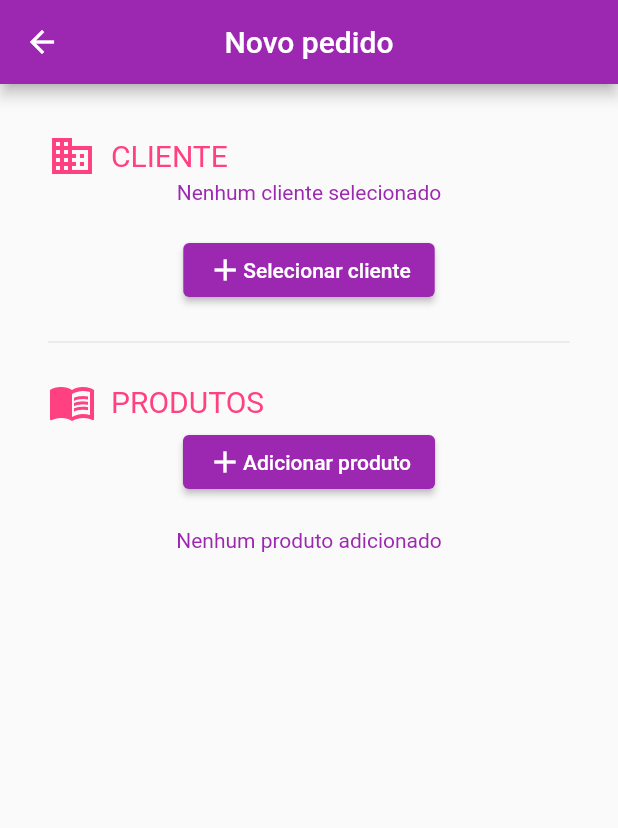
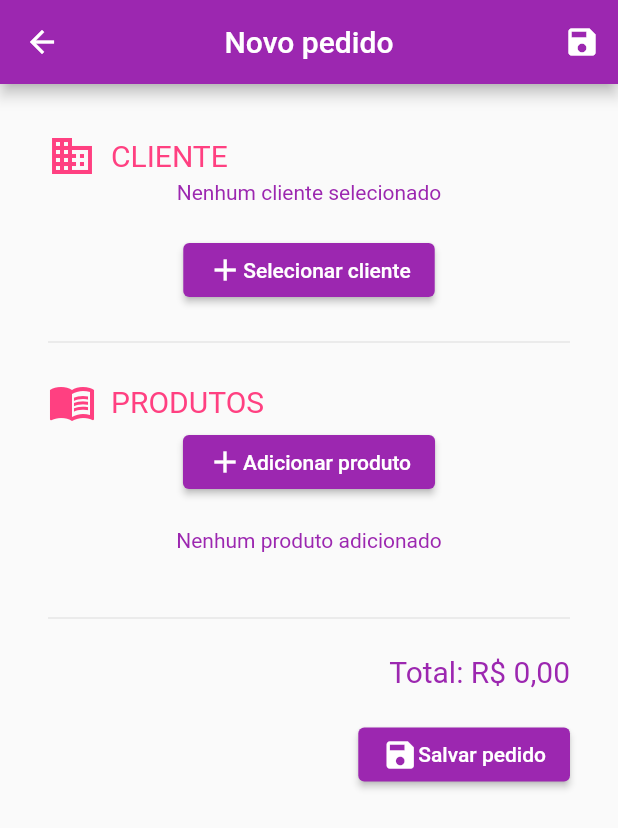
Before and after one commit to victorwolff39/mercos_challenge, a Flutter app: the NewOrderScreen screen opened by its route, on a phone screen of 412 x 824 dp. Shown: the top 828 px of the screen. Run offline on Flutter 3.47's test engine with Material 2 defaults, Android fonts, the phone set to English and light mode, and no system bars; our stand-ins replace firebase_auth, firebase_core, flutter_masked_text, fluttertoast; accounts and stored records are empty.

Commit message:
Adicionado botão para salvar o pedido.

```diff
--- a/lib/ui/screens/new_order_screen.dart
+++ b/lib/ui/screens/new_order_screen.dart
@@ -13,6 +13,7 @@ class _NewOrderScreenState extends State<NewOrderScreen> {
       appBar: AppBar(
         title: Text("Novo pedido"),
         centerTitle: true,
+        actions: [IconButton(icon: Icon(Icons.save), onPressed: () {})],
       ),
       body: NewOrderForm(),
     );
--- a/lib/ui/widgets/order/new_order_form.dart
+++ b/lib/ui/widgets/order/new_order_form.dart
@@ -1,4 +1,5 @@
 import 'package:flutter/material.dart';
+import 'package:intl/intl.dart';
 import 'package:flutter/rendering.dart';
 import 'package:fluttertoast/fluttertoast.dart';
 import 'package:mercos_challenge/models/client.dart';
@@ -16,6 +17,8 @@ class NewOrderForm extends StatefulWidget {
 class _NewOrderFormState extends State<NewOrderForm> {
   Client client;
   List<OrderItem> orderItems = [];
+  Order order;
+  double orderTotal = 0;
 
   void selectClient(Client selectedClient) {
     setState(() {
@@ -72,10 +75,38 @@ class _NewOrderFormState extends State<NewOrderForm> {
         if (!isPresent) {
           setState(() {
             orderItems.add(orderItem);
+            totalItems();
           });
         }
       }
     });
+  }
+
+  void saveOrder() {
+    if (client == null) {
+      Fluttertoast.showToast(msg: "Nenhum cliente selecionado.");
+    } else if (orderItems.length <= 0) {
+      Fluttertoast.showToast(msg: "O pedido não contém nenhum item.");
+    } else {
+      order = Order(
+        client: client,
+        items: orderItems,
+        total: totalItems(),
+      );
+    }
+  }
+
+  double totalItems() {
+    orderTotal = 0;
+    this.orderItems.forEach((element) {
+      orderTotal = orderTotal + element.price;
+    });
+    return orderTotal;
+  }
+
+  String formattedTotal(double total) {
+    final formatCurrency = new NumberFormat.simpleCurrency(locale: 'pt_BR');
+    return formatCurrency.format(total).toString();
   }
 
   @override
@@ -121,6 +152,33 @@ class _NewOrderFormState extends State<NewOrderForm> {
                   )
                 ],
               ),
+              divider(),
+              Column(
+                crossAxisAlignment: CrossAxisAlignment.end,
+                children: [
+                  Text("Total: ${formattedTotal(orderTotal)}", style: TextStyle(
+                    color: Theme.of(context).primaryColor,
+                    fontSize: 20
+                  )),
+                  SizedBox(height: 20),
+                  Row(
+                    mainAxisAlignment: MainAxisAlignment.end,
+                    children: [
+                      FittedBox(
+                        child: ElevatedButton(
+                          child: Row(
+                            children: [
+                              Icon(Icons.save),
+                              Text("Salvar pedido")
+                            ],
+                          ),
+                          onPressed: () => saveOrder(),
+                        ),
+                      ),
+                    ],
+                  ),
+                ],
+              )
             ],
           ),
         ),
--- a/lib/ui/widgets/order/order_item_widget.dart
+++ b/lib/ui/widgets/order/order_item_widget.dart
@@ -55,9 +55,9 @@ class OrderItemWidget extends StatelessWidget {
                     Text("Quantidade: ${orderItem.quantity}")
                   ],
                 ),
+                if (orderItem.rentability != 0) RentabilityIndicator(orderItem),
               ],
             ),
-            if (orderItem.rentability != 0) RentabilityIndicator(orderItem),
             Row(
               mainAxisAlignment: MainAxisAlignment.end,
               children: [
```
